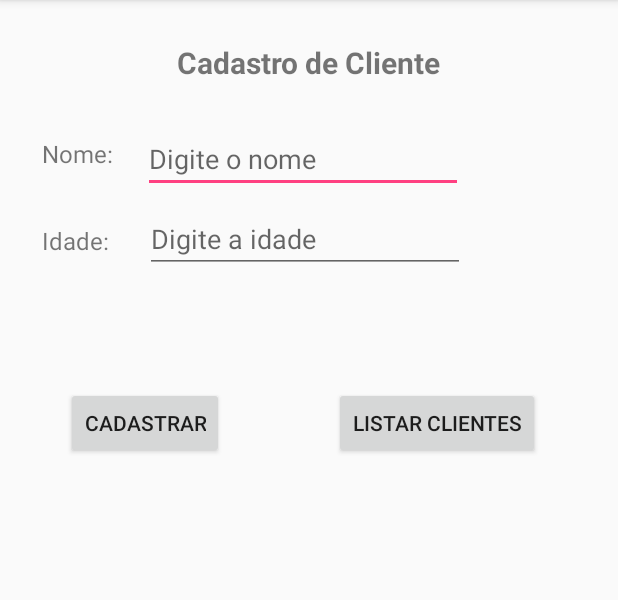
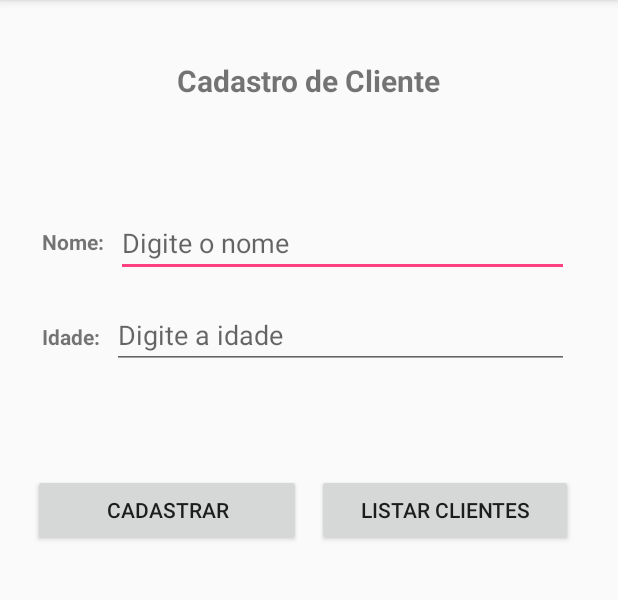
Before and after one commit to maurosarruda/Aplicativo-CRUD, an Android app: the CadastrarClienteActivity screen opened directly, with no data from a screen before it, on a phone screen of 412 x 824 dp, the part 84-684 px from its top. Run offline under Robolectric (Android 15) with nearby library versions, the phone set to English and light mode, and no system bars.

Commit message:
Ajuste Bug interface

```diff
--- a/app/src/main/java/maurodossantos/crudteste/entradas/EntradasCliente.kt
+++ b/app/src/main/java/maurodossantos/crudteste/entradas/EntradasCliente.kt
@@ -1,7 +1,7 @@
 package maurodossantos.crudteste.entradas
 
-data class EntradasCliente (
+data class EntradasCliente(
         val id: Int,
         val nome: String,
-        var idade: Int
+        val idade: Int
 )
--- a/app/src/main/java/maurodossantos/crudteste/util/ConectaBD.kt
+++ b/app/src/main/java/maurodossantos/crudteste/util/ConectaBD.kt
@@ -12,27 +12,27 @@ import maurodossantos.crudteste.constantes.ConstantesBD
 class ConectaBD(private var context: Context) : SQLiteOpenHelper(context, ConstantesBD.BD_INFORMACOES.BD_NOME, null, ConstantesBD.BD_INFORMACOES.BD_VERSAO) {
 
     private val createTabelaFita = (
-            "create table " + ConstantesBD.FITA.NOME_TABELA + " ("
-                    + ConstantesBD.FITA.COLUNAS.ID + " integer primary key autoincrement, "
-                    + ConstantesBD.FITA.COLUNAS.TITULO + " text, "
-                    + ConstantesBD.FITA.COLUNAS.ANO + " integer, "
-                    + ConstantesBD.FITA.COLUNAS.PRECO  + " integer);")
+            "CREATE TABLE " + ConstantesBD.FITA.NOME_TABELA + " ("
+                    + ConstantesBD.FITA.COLUNAS.ID + " INTEGER PRIMARY KEY AUTOINCREMENT, "
+                    + ConstantesBD.FITA.COLUNAS.TITULO + " TEXT, "
+                    + ConstantesBD.FITA.COLUNAS.ANO + " INTEGER, "
+                    + ConstantesBD.FITA.COLUNAS.PRECO  + " INTEGER);")
 
     private val createTabelaCliente = (
-            "create table " + ConstantesBD.CLIENTE.NOME_TABELA + " ("
-                    + ConstantesBD.CLIENTE.COLUNAS.ID + " integer primary key autoincrement, "
-                    + ConstantesBD.CLIENTE.COLUNAS.NOME + " text, "
-                    + ConstantesBD.CLIENTE.COLUNAS.IDADE  + " integer);")
+            "CREATE TABLE " + ConstantesBD.CLIENTE.NOME_TABELA + " ("
+                    + ConstantesBD.CLIENTE.COLUNAS.ID + " INTEGER PRIMARY KEY AUTOINCREMENT, "
+                    + ConstantesBD.CLIENTE.COLUNAS.NOME + " TEXT, "
+                    + ConstantesBD.CLIENTE.COLUNAS.IDADE  + " INTEGER);")
 
     private val createTabelaLocacao = (
-            "create table " + ConstantesBD.LOCACAO.NOME_TABELA + " ("
-                    + ConstantesBD.LOCACAO.COLUNAS.ID_LOCACAO + " integer primary key autoincrement, "
-                    + ConstantesBD.LOCACAO.COLUNAS.ID_CLIENTE + " integer not null " +
+            "CREATE TABLE " + ConstantesBD.LOCACAO.NOME_TABELA + " ("
+                    + ConstantesBD.LOCACAO.COLUNAS.ID_LOCACAO + " INTEGER PRIMARY KEY AUTOINCREMENT, "
+                    + ConstantesBD.LOCACAO.COLUNAS.ID_CLIENTE + " INTEGER NOT NULL " +
                     "REFERENCES ${ConstantesBD.CLIENTE.NOME_TABELA} (${ConstantesBD.CLIENTE.COLUNAS.ID})\n ON DELETE CASCADE, "
-                    + ConstantesBD.LOCACAO.COLUNAS.NOME_CLIENTE + " text, "
-                    + ConstantesBD.LOCACAO.COLUNAS.ID_FITA + " integer not null " +
+                    + ConstantesBD.LOCACAO.COLUNAS.NOME_CLIENTE + " TEXT, "
+                    + ConstantesBD.LOCACAO.COLUNAS.ID_FITA + " INTEGER NOT NULL " +
                     "REFERENCES ${ConstantesBD.FITA.NOME_TABELA} (${ConstantesBD.FITA.COLUNAS.ID})\n ON DELETE CASCADE, "
-                    + ConstantesBD.LOCACAO.COLUNAS.NOME_FITA  + " text);")
+                    + ConstantesBD.LOCACAO.COLUNAS.NOME_FITA  + " TEXT);")
 
     override fun onCreate(sqLiteDatabase: SQLiteDatabase) {
 
--- a/app/src/main/java/maurodossantos/crudteste/views/CadastrarClienteActivity.kt
+++ b/app/src/main/java/maurodossantos/crudteste/views/CadastrarClienteActivity.kt
@@ -12,7 +12,7 @@ import maurodossantos.crudteste.util.ManipulacaoBD
 
 class CadastrarClienteActivity : AppCompatActivity(), View.OnClickListener {
 
-    lateinit var manipuladorBD: ManipulacaoBD
+    private lateinit var manipuladorBD: ManipulacaoBD
 
     override fun onCreate(savedInstanceState: Bundle?) {
         super.onCreate(savedInstanceState)
@@ -28,7 +28,7 @@ class CadastrarClienteActivity : AppCompatActivity(), View.OnClickListener {
     }
 
     override fun onClick(view: View) {
-        var id = view.id
+        val id = view.id
         when (id) {
             R.id.btCadastrarCliente -> {
                 manipularCadastro()
--- a/app/src/main/java/maurodossantos/crudteste/views/ListarDadosActivity.kt
+++ b/app/src/main/java/maurodossantos/crudteste/views/ListarDadosActivity.kt
@@ -23,7 +23,7 @@ class ListarDadosActivity : AppCompatActivity() {
 
     private fun gerarTabela(nomeTabela: String) {
 
-        var entradasTabela : String = ""
+        var entradasTabela = ""
 
         when (nomeTabela) {
             ConstantesBD.FITA.NOME_TABELA -> {
--- a/app/src/main/java/maurodossantos/crudteste/views/MainActivity.kt
+++ b/app/src/main/java/maurodossantos/crudteste/views/MainActivity.kt
@@ -23,7 +23,7 @@ class MainActivity : AppCompatActivity(), View.OnClickListener {
     }
 
     override fun onClick(view: View) {
-        var id = view.id
+        val id = view.id
         when (id) {
             R.id.btCadastrarFita -> {
                 startActivity(Intent(this, CadastrarFitaActivity::class.java))
--- a/app/src/main/res/layout/activity_cadastrar_cliente.xml
+++ b/app/src/main/res/layout/activity_cadastrar_cliente.xml
@@ -11,7 +11,7 @@
         android:id="@+id/tvTituloCadastroCliente"
         android:layout_width="wrap_content"
         android:layout_height="wrap_content"
-        android:layout_marginTop="28dp"
+        android:layout_marginTop="40dp"
         android:text="@string/cadastro_de_cliente"
         android:textSize="20sp"
         android:textStyle="bold"
@@ -24,11 +24,11 @@
         android:id="@+id/tvNomeCliente"
         android:layout_width="wrap_content"
         android:layout_height="wrap_content"
-        android:layout_marginLeft="28dp"
+        android:layout_marginLeft="35dp"
         android:layout_marginStart="28dp"
-        android:layout_marginTop="36dp"
+        android:layout_marginTop="84dp"
         android:text="@string/tv_nome_cliente"
-        android:textSize="16sp"
+        android:textStyle="bold"
         app:layout_constraintStart_toStartOf="parent"
         app:layout_constraintTop_toBottomOf="@+id/tvTituloCadastroCliente"/>
 
@@ -38,57 +38,90 @@
         android:layout_height="wrap_content"
         android:layout_marginLeft="28dp"
         android:layout_marginStart="28dp"
-        android:layout_marginTop="36dp"
+        android:layout_marginTop="44dp"
         android:text="@string/tv_idade_cliente"
-        android:textSize="16sp"
+        android:textStyle="bold"
         app:layout_constraintStart_toStartOf="parent"
         app:layout_constraintTop_toBottomOf="@+id/tvNomeCliente"/>
 
     <EditText
         android:id="@+id/edNomeCliente"
-        android:layout_width="wrap_content"
+        android:layout_width="0dp"
         android:layout_height="wrap_content"
-        android:layout_marginLeft="20dp"
-        android:layout_marginStart="20dp"
-        android:layout_marginTop="28dp"
+        android:layout_marginEnd="8dp"
+        android:layout_marginLeft="8dp"
+        android:layout_marginRight="8dp"
+        android:layout_marginStart="8dp"
+        android:layout_marginTop="72dp"
         android:ems="10"
         android:hint="@string/tv_digite_o_nome"
         android:inputType="textPersonName"
+        app:layout_constraintEnd_toStartOf="@+id/guideline10"
         app:layout_constraintStart_toEndOf="@+id/tvNomeCliente"
         app:layout_constraintTop_toBottomOf="@+id/tvTituloCadastroCliente"/>
 
     <EditText
         android:id="@+id/edIdadeCliente"
-        android:layout_width="wrap_content"
+        android:layout_width="0dp"
         android:layout_height="wrap_content"
-        android:layout_marginLeft="24dp"
-        android:layout_marginStart="24dp"
-        android:layout_marginTop="8dp"
+        android:layout_marginEnd="8dp"
+        android:layout_marginLeft="8dp"
+        android:layout_marginRight="8dp"
+        android:layout_marginStart="8dp"
+        android:layout_marginTop="16dp"
         android:ems="10"
         android:hint="@string/ed_digite_a_idade"
         android:inputType="textPersonName"
+        app:layout_constraintEnd_toStartOf="@+id/guideline10"
         app:layout_constraintStart_toEndOf="@+id/tvIdadeCliente"
         app:layout_constraintTop_toBottomOf="@+id/edNomeCliente"/>
 
     <Button
         android:id="@+id/btCadastrarCliente"
-        android:layout_width="wrap_content"
+        android:layout_width="0dp"
         android:layout_height="wrap_content"
-        android:layout_marginLeft="44dp"
-        android:layout_marginStart="44dp"
-        android:layout_marginTop="76dp"
+        android:layout_marginEnd="5dp"
+        android:layout_marginLeft="5dp"
+        android:layout_marginRight="5dp"
+        android:layout_marginStart="5dp"
+        android:layout_marginTop="70dp"
         android:text="@string/bt_cadastrar_cliente"
-        app:layout_constraintStart_toStartOf="parent"
+        app:layout_constraintEnd_toStartOf="@+id/guideline7"
+        app:layout_constraintStart_toStartOf="@+id/guideline8"
         app:layout_constraintTop_toBottomOf="@+id/edIdadeCliente"/>
 
     <Button
         android:id="@+id/btListarClientes"
+        android:layout_width="0dp"
+        android:layout_height="wrap_content"
+        android:layout_marginEnd="5dp"
+        android:layout_marginLeft="5dp"
+        android:layout_marginRight="5dp"
+        android:layout_marginStart="5dp"
+        android:layout_marginTop="70dp"
+        android:text="@string/listar_clientes"
+        app:layout_constraintEnd_toStartOf="@+id/guideline10"
+        app:layout_constraintStart_toStartOf="@+id/guideline7"
+        app:layout_constraintTop_toBottomOf="@+id/edIdadeCliente"/>
+
+    <android.support.constraint.Guideline
+        android:id="@+id/guideline7"
         android:layout_width="wrap_content"
         android:layout_height="wrap_content"
-        android:layout_marginEnd="52dp"
-        android:layout_marginRight="52dp"
-        android:layout_marginTop="76dp"
-        android:text="@string/listar_clientes"
-        app:layout_constraintEnd_toEndOf="parent"
-        app:layout_constraintTop_toBottomOf="@+id/edIdadeCliente"/>
+        android:orientation="vertical"
+        app:layout_constraintGuide_percent="0.5"/>
+
+    <android.support.constraint.Guideline
+        android:id="@+id/guideline8"
+        android:layout_width="wrap_content"
+        android:layout_height="wrap_content"
+        android:orientation="vertical"
+        app:layout_constraintGuide_percent="0.04"/>
+
+    <android.support.constraint.Guideline
+        android:id="@+id/guideline10"
+        android:layout_width="wrap_content"
+        android:layout_height="wrap_content"
+        android:orientation="vertical"
+        app:layout_constraintGuide_percent="0.94"/>
 </android.support.constraint.ConstraintLayout>
--- a/app/src/main/res/layout/activity_listar_fita.xml
+++ b/app/src/main/res/layout/activity_listar_fita.xml
@@ -13,6 +13,7 @@
         android:layout_height="wrap_content"
         android:layout_marginTop="28dp"
         android:text="@string/informacoes_da_tabela"
+        android:textStyle="bold"
         app:layout_constraintEnd_toEndOf="parent"
         app:layout_constraintStart_toStartOf="parent"
         app:layout_constraintTop_toBottomOf="@+id/tvTitulo"/>
--- a/app/src/main/res/values/strings.xml
+++ b/app/src/main/res/values/strings.xml
@@ -11,7 +11,7 @@
     <string name="precoEd">Preço</string>
     <string name="excluir">Excluir</string>
     <string name="pesquisar_titulo">Pesquisar Titulo</string>
-    <string name="cadastrar_nova_fita">Cadastrar Nova Fita</string>
+    <string name="cadastrar_nova_fita">Cadastrar Fita</string>
     <string name="listar_todas">Listar Todas</string>
     <string name="alterar">Alterar</string>
     <string name="entre_com_o_titulo">Entre com o titulo</string>
@@ -23,8 +23,8 @@
     <string name="informacoes_da_tabela">informações da tabela</string>
     <string name="titulo_informacoes_tabela">Informações da Tabela:</string>
     <string name="cadastro_de_locacao">Cadastro de Locação</string>
-    <string name="nome_cliente_locacao">Nome Cliente:</string>
-    <string name="nome_fita_locacao">Nome Fita:</string>
+    <string name="nome_cliente_locacao">Nome do Cliente:</string>
+    <string name="nome_fita_locacao">Nome da Fita:</string>
     <string name="nome_da_fita_locacao_ed">Nome da Fita</string>
     <string name="cadastrar_locacao_bt">Cadastrar Locação</string>
     <string name="listar_locacoes_bt">Listar Locações</string>
```
Also changed, not shown: app/src/main/java/maurodossantos/crudteste/entradas/EntradasFita.kt (+5 -5 lines), app/src/main/java/maurodossantos/crudteste/entradas/EntradasLocacao.kt (added, +9 -0 lines), app/src/main/java/maurodossantos/crudteste/util/ManipulacaoBD.kt (+31 -16 lines), app/src/main/java/maurodossantos/crudteste/views/CadastrarFitaActivity.kt (+3 -6 lines), app/src/main/java/maurodossantos/crudteste/views/CadastrarLocacaoActivity.kt (+4 -7 lines), app/src/main/res/layout/activity_cadastrar_fita.xml (+83 -29 lines), app/src/main/res/layout/activity_cadastrar_locacao.xml (+54 -19 lines), app/src/main/res/layout/activity_main.xml (+39 -15 lines).
